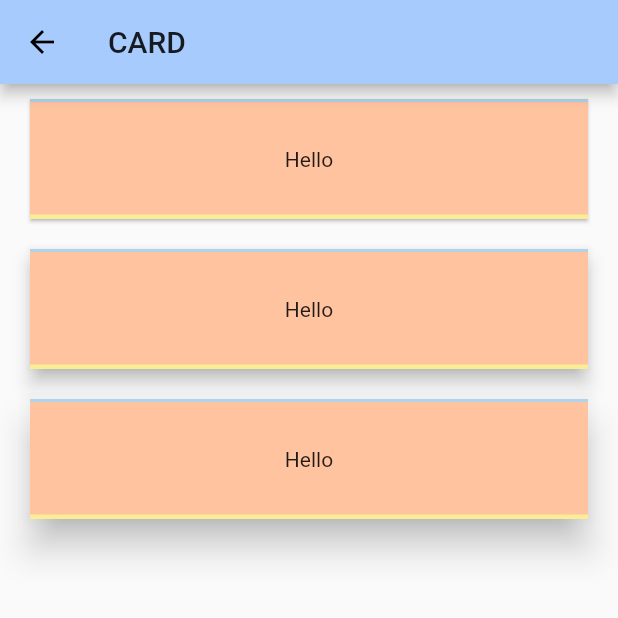
After one commit to FlutterOpen/flutter-widgets, a Flutter app: the CardPage screen opened by its route, on a phone screen of 412 x 824 dp, the top half of it. The commit adds this screen. Run offline on Flutter 3.47's test engine with Material 2 defaults, Android fonts, the phone set to English and light mode, and no system bars.

Commit message:
add the card,checkBox,radio widgets.

```diff
--- a/lib/const/page_item_const.dart
+++ b/lib/const/page_item_const.dart
@@ -122,4 +122,14 @@ const PAGE_ITEMS = [
     "img": PageImage.FLUTTER_OPEN,
     "click": PageName.SLIDER,
   },
+  {
+    "title": PageName.CHECK_BOX,
+    "img": PageImage.FLUTTER_OPEN,
+    "click": PageName.CHECK_BOX,
+  },
+  {
+    "title": PageName.CARD,
+    "img": PageImage.FLUTTER_OPEN,
+    "click": PageName.CARD,
+  },
 ];
--- a/lib/const/page_name_const.dart
+++ b/lib/const/page_name_const.dart
@@ -29,4 +29,6 @@ class PageName {
   static const TEXT_FIELD = "TextField";
   static const CHIP = "Chip";
   static const SLIDER = "SLIDE";
+  static const CHECK_BOX = "CheckBox";
+  static const CARD = "CARD";
 }
--- a/lib/main.dart
+++ b/lib/main.dart
@@ -44,6 +44,8 @@ class FlutterOpenApp extends StatelessWidget {
         PageName.TEXT_FIELD: (context) => TextFieldPage(),
         PageName.CHIP: (context) => ChipPage(),
         PageName.SLIDER: (context) => SliderPage(),
+        PageName.CHECK_BOX: (context) => CheckBoxPage(),
+        PageName.CARD: (context) => CardPage(),
       },
     );
   }
--- a/lib/page/_page.dart
+++ b/lib/page/_page.dart
@@ -30,3 +30,5 @@ export 'snackbar/snack_bar_page.dart';
 export 'textfield/text_field_page.dart';
 export 'chip/chip_page.dart';
 export 'slider/slider_page.dart';
+export 'checkbox/CheckBoxPage.dart';
+export 'info/_info.dart';
--- /dev/null
+++ b/lib/page/info/CardPage.dart
@@ -0,0 +1,56 @@
+///
+/// Created by NieBin on 2019/5/13
+/// Github: https://github.com/nb312
+/// Email: niebin312@gmail.com
+///
+import "package:flutter/material.dart";
+import 'package:flutter_widgets/const/_const.dart';
+
+class CardPage extends StatefulWidget {
+  @override
+  CardState createState() => CardState();
+}
+
+class CardState extends State<CardPage> {
+  Widget _card(double elevation) => Container(
+        constraints: BoxConstraints.expand(height: 100),
+        child: Card(
+          child: Center(
+            child: Text("Hello"),
+          ),
+          color: RED_LIGHT,
+          margin: EdgeInsets.symmetric(vertical: 10, horizontal: 20),
+          shape: Border(
+              top: BorderSide(color: BLUE_LIGHT, width: 2),
+              bottom: BorderSide(color: YELLOW, width: 3)),
+          clipBehavior: Clip.antiAlias,
+          elevation: elevation,
+        ),
+      );
+
+  @override
+  Widget build(BuildContext context) {
+    return Scaffold(
+      appBar: AppBar(
+        title: Text(PageName.CARD),
+      ),
+      body: Column(
+        children: <Widget>[
+          _card(1),
+          _card(5),
+          _card(10),
+        ],
+      ),
+    );
+  }
+}
+//({
+//Key key,
+//this.color,
+//this.elevation = 1.0,
+//this.shape,
+//this.margin = const EdgeInsets.all(4.0),
+//this.clipBehavior = Clip.none,
+//this.child,
+//this.semanticContainer = true,
+//})
--- /dev/null
+++ b/lib/page/info/_info.dart
@@ -0,0 +1,6 @@
+///
+/// Created by NieBin on 2019/5/13
+/// Github: https://github.com/nb312
+/// Email: niebin312@gmail.com
+///
+export "CardPage.dart";
```
Also changed, not shown: lib/page/checkbox/CheckBoxPage.dart (added, +107 -0 lines).
